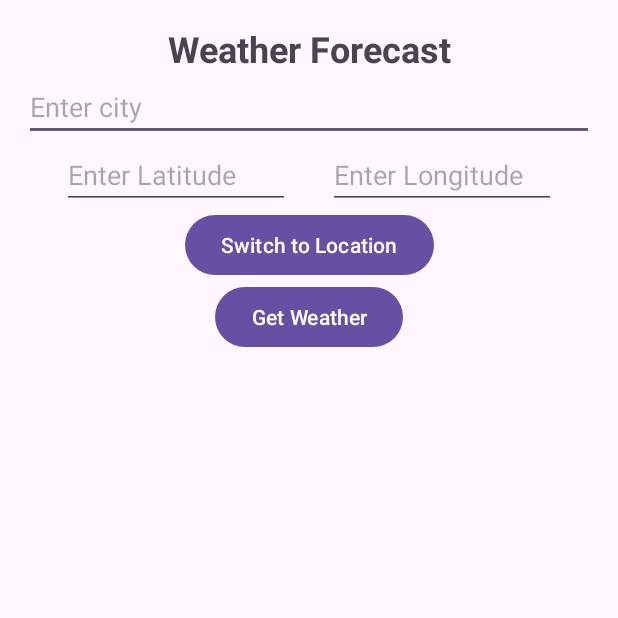
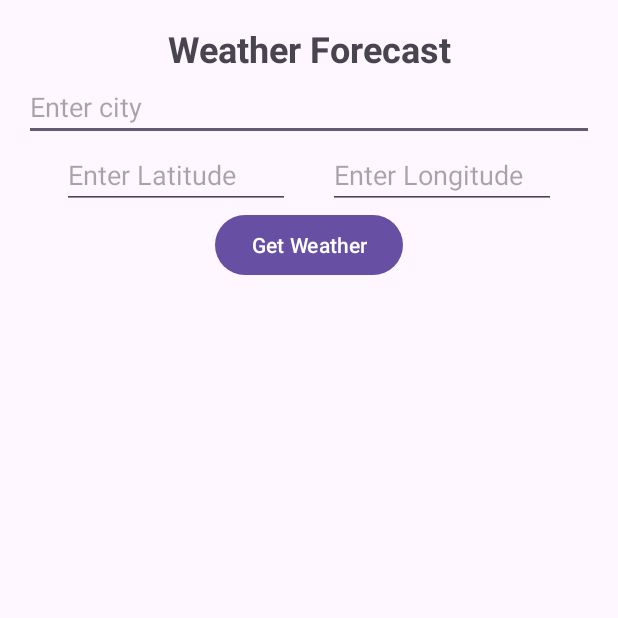
Before and after one commit to Afra131/test, an Android app: the WeatherActivity screen opened directly, with no data from a screen before it, on a phone screen of 412 x 824 dp, the top half of it. Run offline under Robolectric (Android 15) with nearby library versions, the phone set to English and light mode, and no system bars.

Commit message:
Remove unused button

```diff
--- a/app/src/main/res/layout/activity_weather.xml
+++ b/app/src/main/res/layout/activity_weather.xml
@@ -39,7 +39,7 @@
         app:layout_constraintBottom_toTopOf="@+id/recyclerViewWeather"
         app:layout_constraintEnd_toEndOf="parent"
         app:layout_constraintStart_toStartOf="parent"
-        app:layout_constraintTop_toBottomOf="@+id/toggle_button" />
+        app:layout_constraintTop_toBottomOf="@+id/latitude_input" />
 
     <androidx.recyclerview.widget.RecyclerView
         android:id="@+id/recyclerViewWeather"
@@ -56,7 +56,7 @@
         android:layout_height="wrap_content"
         android:hint="Enter Latitude"
         android:maxLines="1"
-        app:layout_constraintBottom_toTopOf="@+id/toggle_button"
+        app:layout_constraintBottom_toTopOf="@+id/btnGetWeather"
         app:layout_constraintEnd_toStartOf="@+id/longitude_input"
         app:layout_constraintStart_toStartOf="parent"
         app:layout_constraintTop_toBottomOf="@id/editCity"
@@ -68,20 +68,10 @@
         android:layout_height="wrap_content"
         android:hint="Enter Longitude"
         android:maxLines="1"
-        app:layout_constraintBottom_toTopOf="@id/toggle_button"
+        app:layout_constraintBottom_toTopOf="@id/btnGetWeather"
         app:layout_constraintEnd_toEndOf="parent"
         app:layout_constraintStart_toEndOf="@+id/latitude_input"
         app:layout_constraintTop_toBottomOf="@id/editCity"
         app:layout_constraintWidth_percent="0.4" />
 
-    <Button
-        android:id="@+id/toggle_button"
-        android:layout_width="wrap_content"
-        android:layout_height="wrap_content"
-        android:text="Switch to Location"
-        app:layout_constraintBottom_toTopOf="@+id/btnGetWeather"
-        app:layout_constraintEnd_toEndOf="parent"
-        app:layout_constraintStart_toStartOf="parent"
-        app:layout_constraintTop_toBottomOf="@+id/latitude_input" />
-
 </androidx.constraintlayout.widget.ConstraintLayout>
```
